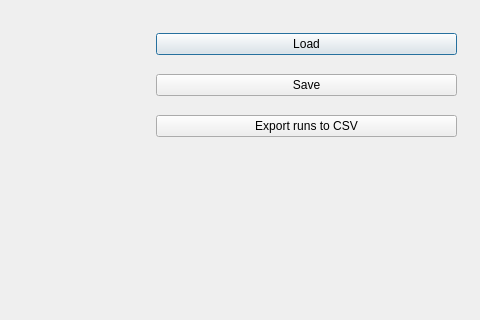
Before: the Qt Designer form pluto.ui in zsennenga/hades_save_editor, drawn with Qt 5; both pictures show x 544 to 1024 and y 0 to 320 of the 1024 by 768 pixel window.
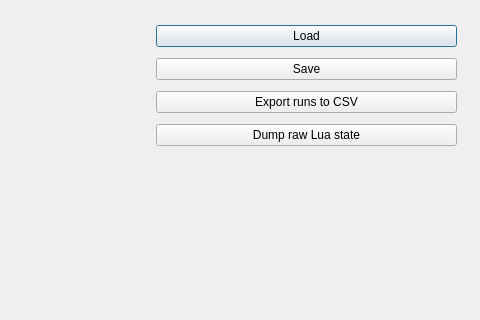
After: the same form once the commit is applied.

Commit message: Adding new feature for dumping the internal Lua state

```diff
--- a/pluto.ui
+++ b/pluto.ui
@@ -50,6 +50,13 @@
       </property>
      </widget>
     </item>
+    <item>
+     <widget class="QPushButton" name="button_dump_lua_state">
+      <property name="text">
+       <string>Dump raw Lua state</string>
+      </property>
+     </widget>
+    </item>
    </layout>
   </widget>
   <widget class="QPushButton" name="exit">
```
The commit also changes 2 other files.
